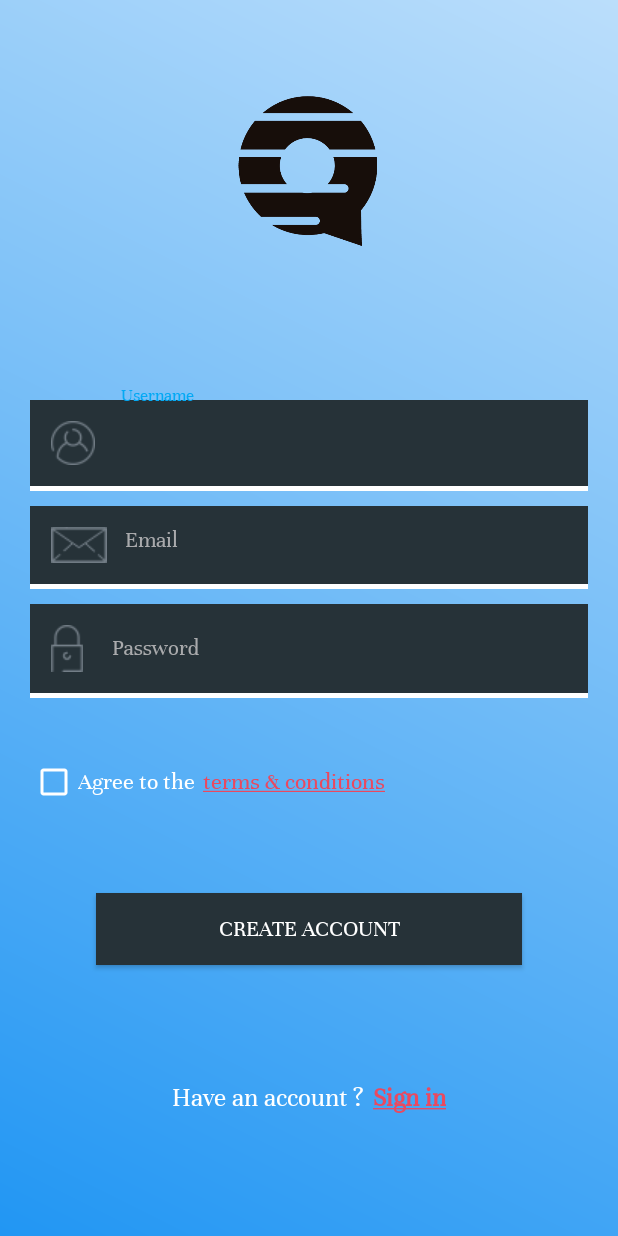
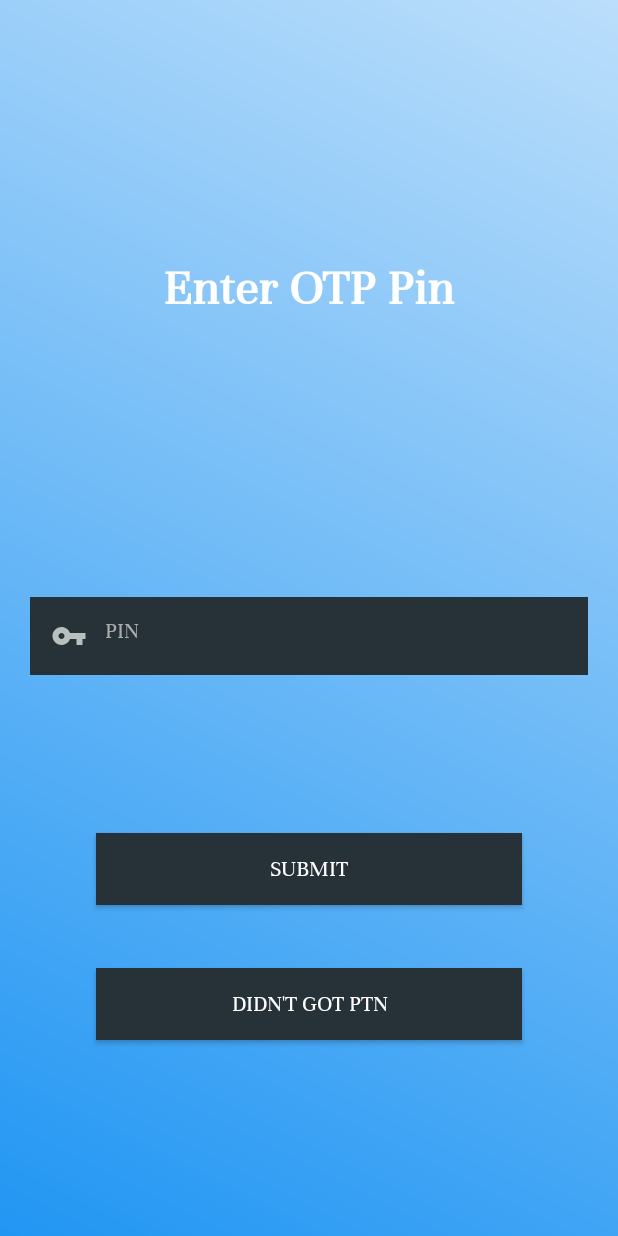
Before and after one commit to ahmedishtiaq9777/QuickMart_final, an Android app: the Signup screen opened directly, with no data from a screen before it, after a tap on "CREATE ACCOUNT", on a phone screen of 412 x 824 dp. Run offline under Robolectric (Android 15) with nearby library versions, the phone set to English and light mode, and no system bars; our stand-ins replace Volley; libraries missing offline, so code that uses them is left out: com.basgeekball.awesomevalidation; network calls fail; 5 statements that could not run were skipped.

Commit message:
-OTP Feature

```diff
--- a/app/build.gradle
+++ b/app/build.gradle
@@ -51,6 +51,8 @@ dependencies {
     implementation 'com.mikhaellopez:circularimageview:4.2.0'
     implementation "com.airbnb.android:lottie:3.4.1"
     implementation 'com.mikhaellopez:circularimageview:4.2.0'
+    implementation 'com.squareup.okhttp3:okhttp:4.8.1'
+
 
 
 }
--- a/app/src/main/java/com/demotxt/myapp/recyclerview/activity/Signup.java
+++ b/app/src/main/java/com/demotxt/myapp/recyclerview/activity/Signup.java
@@ -1,7 +1,10 @@
 package com.demotxt.myapp.recyclerview.activity;
 
+import android.content.Context;
 import android.content.Intent;
+import android.content.SharedPreferences;
 import android.os.Bundle;
+import android.preference.PreferenceManager;
 import android.util.Log;
 import android.view.View;
 import android.widget.AdapterView;
@@ -14,6 +17,7 @@ import android.widget.Toast;
 
 import androidx.annotation.Nullable;
 import androidx.appcompat.app.AppCompatActivity;
+import androidx.constraintlayout.widget.ConstraintLayout;
 
 import com.android.volley.AuthFailureError;
 import com.android.volley.Request;
@@ -24,11 +28,16 @@ import com.android.volley.toolbox.StringRequest;
 import com.android.volley.toolbox.Volley;
 import com.basgeekball.awesomevalidation.AwesomeValidation;
 import com.basgeekball.awesomevalidation.utility.RegexTemplate;
+import com.demotxt.myapp.recyclerview.MainActivity;
 import com.demotxt.myapp.recyclerview.R;
 
 import org.json.JSONException;
 import org.json.JSONObject;
 
+import java.net.MalformedURLException;
+import java.net.URISyntaxException;
+import java.net.URL;
+import java.security.SecureRandom;
 import java.util.Arrays;
 import java.util.HashMap;
 import java.util.Map;
@@ -40,8 +49,17 @@ public class Signup extends AppCompatActivity {
 
     TextView signin;
     Button signup;
-    EditText email, password, userName;
+    EditText phone, password, userName;
     AwesomeValidation awesomeValidation;
+    //for Auth
+    int randomNumber;
+    int range = 9;  // to generate a single number with this range, by default its 0..9
+    int length = 4;
+    ConstraintLayout lyt_SignUP, lyt_Auth;
+    EditText OTP_Txt;
+    int userPin;
+    Button AuthSubmit_Btn;
+    Boolean isOTPSuccess = false;
 
     @Override
     protected void onCreate(@Nullable Bundle savedInstanceState) {
@@ -57,16 +75,29 @@ public class Signup extends AppCompatActivity {
         signin = (TextView) findViewById(R.id.signin);
         signup = (Button) findViewById(R.id.signin1);
         userName = (EditText) findViewById(R.id.usernamee);
-        email = (EditText) findViewById(R.id.emaill);
+        phone = (EditText) findViewById(R.id.emaill);
         password = (EditText) findViewById(R.id.passwordd);
+        lyt_Auth = findViewById(R.id.lyt_Auth);
+        lyt_SignUP = findViewById(R.id.lyt_SignUp);
+        AuthSubmit_Btn = findViewById(R.id.Submit_Auth);
+        OTP_Txt = findViewById(R.id.Txt_Pin);
+
         //
         signup.setOnClickListener(new View.OnClickListener() {
             @Override
             public void onClick(View v) {
                 try {
+
+                    //To Generate random no.
+                    lyt_SignUP.setVisibility(View.GONE);
+                    lyt_Auth.setVisibility(View.VISIBLE);
+                    generateRandomNumber();
+
+                    //Check Pin
+                    AuthCheck();
+
                     final RequestQueue requestQueue = Volley.newRequestQueue(getApplicationContext());
-                    // String url = "http:// 192.168.10.13:64077/api/login";
-                    //String url="https://api.myjson.com/bins/kp9wz";
+
                     String url = hostinglink + "/Home/signup";
 
                     StringRequest rRequest = new StringRequest(Request.Method.POST, url,
@@ -78,10 +109,12 @@ public class Signup extends AppCompatActivity {
 
                                     String result = response.toString().substring(1, size - 1);
 
+                                    if (isOTPSuccess = true) {
+
                                         if (result.toString().equals("registered")) {
                                             finish();
+
                                             Intent intent = new Intent(Signup.this, MainActivity2.class);
-
                                             startActivity(intent);
                                         }
                                         if (result.toString().equals("alreadyregistered")) {
@@ -89,6 +122,9 @@ public class Signup extends AppCompatActivity {
                                         } else {
                                             Log.i("API-ERROR", "error");
                                             Toast.makeText(getApplicationContext(), "error" + response.toString(), Toast.LENGTH_SHORT).show();
+                                        }
+                                    } else {
+                                        Toast.makeText(Signup.this, "OTP Error", Toast.LENGTH_SHORT).show();
                                     }
                                 }
                             },
@@ -105,7 +141,7 @@ public class Signup extends AppCompatActivity {
                         protected Map<String, String> getParams() {
                             Map<String, String> params = new HashMap<String, String>();
 
-                            params.put("email", email.getText().toString());
+                            params.put("email", phone.getText().toString());
                             params.put("password", password.getText().toString());
                             return params;
                         }
@@ -139,4 +175,86 @@ public class Signup extends AppCompatActivity {
         });
 
     }
+
+    public void AuthCheck() {
+        userPin = Integer.parseInt(OTP_Txt.getText().toString());
+
+        AuthSubmit_Btn.setOnClickListener(new View.OnClickListener() {
+            @Override
+            public void onClick(View v) {
+                if (userPin == 0) {
+                    Toast.makeText(Signup.this, "Please Enter OTP Code In InputField", Toast.LENGTH_SHORT).show();
+
+                } else {
+
+                    if (userPin == randomNumber) {
+                        isOTPSuccess = true;
+
+                    } else {
+                        Toast.makeText(getApplicationContext(), "You Entered the Wrong Pin", Toast.LENGTH_SHORT).show();
+                        lyt_Auth.setVisibility(View.GONE);
+                        lyt_SignUP.setVisibility(View.VISIBLE);
                     }
+                }
+            }
+        });
+    }
+
+    //To Generate a Random 4 Digit PIN
+    public int generateRandomNumber() {
+        SecureRandom secureRandom = new SecureRandom();
+        String s = "";
+        for (int i = 0; i < length; i++) {
+            int number = secureRandom.nextInt(range);
+            if (number == 0 && i == 0) { // to prevent the Zero to be the first number as then it will reduce the length of generated pin to three or even more if the second or third number came as zeros
+                i = -1;
+                continue;
+            }
+            s = s + number;
+        }
+        randomNumber = Integer.parseInt(s);
+        OTPPref();
+        SendOTP_PIN();
+        return randomNumber;
+    }
+
+    //To save OTP Pin in Shared Pred
+    public void OTPPref() {
+        SharedPreferences preferences = PreferenceManager.getDefaultSharedPreferences(getApplicationContext());
+        SharedPreferences.Editor editor = preferences.edit();
+        editor.putInt("OTP_PIN", randomNumber);
+        editor.commit();
+    }
+
+    //To Send Msg to User
+    public void SendOTP_PIN() {
+
+        String msg = "OTP Code " + randomNumber;
+
+        String url = "http://sendpk.com" +
+                "/api/sms.php?" +
+                "username=" + "923338767324" +
+                "&password=" + "Ahmadbutt321" +
+                "&sender=" + "QuickMart" +
+                "&mobile=" + phone + "&message=" + msg;
+
+        RequestQueue queue = Volley.newRequestQueue(getApplicationContext());
+
+        StringRequest stringRequest = new StringRequest(Request.Method.GET, url,
+                new Response.Listener<String>() {
+                    @Override
+                    public void onResponse(String response) {
+                        Toast.makeText(getApplicationContext(), "Success in Volley", Toast.LENGTH_SHORT).show();
+                    }
+                }, new Response.ErrorListener() {
+            @Override
+            public void onErrorResponse(VolleyError error) {
+                // enjoy your error status
+                Toast.makeText(getApplicationContext(), "Error in Volley", Toast.LENGTH_SHORT).show();
+            }
+        });
+
+        queue.add(stringRequest);
+    }
+
+}
--- /dev/null
+++ b/app/src/main/res/drawable/ic_key_black_24dp.xml
@@ -0,0 +1,5 @@
+<vector android:height="24dp" android:tint="#B8BFBE"
+    android:viewportHeight="24.0" android:viewportWidth="24.0"
+    android:width="24dp" xmlns:android="http://schemas.android.com/apk/res/android">
+    <path android:fillColor="#FF000000" android:pathData="M12.65,10C11.83,7.67 9.61,6 7,6c-3.31,0 -6,2.69 -6,6s2.69,6 6,6c2.61,0 4.83,-1.67 5.65,-4H17v4h4v-4h2v-4H12.65zM7,14c-1.1,0 -2,-0.9 -2,-2s0.9,-2 2,-2 2,0.9 2,2 -0.9,2 -2,2z"/>
+</vector>
--- a/app/src/main/res/layout/activitysignup.xml
+++ b/app/src/main/res/layout/activitysignup.xml
@@ -6,6 +6,17 @@
     android:layout_height="match_parent"
     android:background="@drawable/gradient"
     android:padding="4dp">
+
+    <androidx.constraintlayout.widget.ConstraintLayout
+        android:id="@+id/lyt_SignUp"
+        android:layout_width="match_parent"
+        android:layout_height="match_parent"
+        android:visibility="visible"
+        app:layout_constraintBottom_toBottomOf="parent"
+        app:layout_constraintEnd_toEndOf="parent"
+        app:layout_constraintStart_toStartOf="parent"
+        app:layout_constraintTop_toTopOf="parent">
+
 
         <ImageView
             android:id="@+id/logo_Img"
@@ -75,7 +86,8 @@
                     android:drawableLeft="@drawable/email"
                     android:drawablePadding="12dp"
                     android:gravity="left"
-                android:hint="Email"
+                    android:hint="Phone No."
+                    android:inputType="numberSigned"
                     android:lines="1"
                     android:padding="14dp"
                     android:textColor="@color/white"
@@ -230,5 +242,109 @@
                 />
         </LinearLayout>
 
+    </androidx.constraintlayout.widget.ConstraintLayout>
+
+    <androidx.constraintlayout.widget.ConstraintLayout
+        android:id="@+id/lyt_Auth"
+        android:layout_width="match_parent"
+        android:layout_height="match_parent"
+        android:visibility="gone"
+        app:layout_constraintBottom_toBottomOf="parent"
+        app:layout_constraintEnd_toEndOf="parent"
+        app:layout_constraintStart_toStartOf="parent"
+        app:layout_constraintTop_toTopOf="parent">
+
+
+        <TextView
+            android:layout_width="wrap_content"
+            android:layout_height="wrap_content"
+            android:text="Enter OTP Pin"
+            android:textColor="@color/white"
+            android:textSize="34dp"
+            android:textStyle="bold"
+            app:layout_constraintBottom_toTopOf="@+id/linearLayout4"
+            app:layout_constraintEnd_toEndOf="parent"
+            app:layout_constraintStart_toStartOf="parent"
+            app:layout_constraintTop_toTopOf="parent" />
+
+        <LinearLayout
+            android:id="@+id/linearLayout4"
+            android:layout_width="match_parent"
+            android:layout_height="wrap_content"
+            android:layout_margin="8dp"
+            android:orientation="vertical"
+            android:padding="8dp"
+            app:layout_constraintBottom_toBottomOf="parent"
+            app:layout_constraintEnd_toEndOf="parent"
+            app:layout_constraintStart_toStartOf="parent"
+            app:layout_constraintTop_toTopOf="parent"
+            app:layout_constraintVertical_bias="0.51">
+
+            <com.google.android.material.textfield.TextInputLayout
+                android:layout_width="match_parent"
+                android:layout_height="wrap_content"
+                android:textColor="@color/colortext"
+                android:textColorHint="@color/colorhint">
+
+                <EditText
+                    android:id="@+id/Txt_Pin"
+                    android:layout_width="match_parent"
+                    android:layout_height="wrap_content"
+                    android:background="@color/blue_grey_900"
+                    android:drawableLeft="@drawable/ic_key_black_24dp"
+                    android:drawablePadding="12dp"
+                    android:gravity="left"
+                    android:hint="PIN"
+                    android:inputType="numberSigned"
+                    android:lines="1"
+                    android:padding="14dp"
+                    android:textColor="@color/white"
+                    android:textColorHint="@color/white"
+                    android:textSize="@dimen/text" />
+
+            </com.google.android.material.textfield.TextInputLayout>
+
+
+        </LinearLayout>
+
+        <Button
+            android:id="@+id/Submit_Auth"
+            android:layout_width="match_parent"
+            android:layout_height="wrap_content"
+            android:layout_marginStart="60dp"
+            android:layout_marginEnd="60dp"
+            android:background="@color/blue_grey_900"
+            android:gravity="center"
+            android:padding="10dp"
+            android:text="@string/SubmitBtn"
+            android:textColor="#fff"
+            android:textSize="@dimen/text"
+            app:layout_constraintBottom_toBottomOf="parent"
+            app:layout_constraintEnd_toEndOf="parent"
+            app:layout_constraintStart_toStartOf="parent"
+            app:layout_constraintTop_toBottomOf="@+id/linearLayout4"
+            app:layout_constraintVertical_bias="0.31" />
+
+        <Button
+            android:id="@+id/OTP_AgainBtn"
+            android:layout_width="match_parent"
+            android:layout_height="wrap_content"
+            android:layout_marginStart="60dp"
+            android:layout_marginEnd="60dp"
+            android:background="@color/blue_grey_900"
+            android:gravity="center"
+            android:padding="10dp"
+            android:text="Didn't Got PTN"
+            android:textColor="#fff"
+            android:textSize="@dimen/text"
+            app:layout_constraintBottom_toBottomOf="parent"
+            app:layout_constraintEnd_toEndOf="@+id/Submit_Auth"
+            app:layout_constraintStart_toStartOf="@+id/Submit_Auth"
+            app:layout_constraintTop_toBottomOf="@+id/Submit_Auth"
+            app:layout_constraintVertical_bias="0.25" />
+
 
     </androidx.constraintlayout.widget.ConstraintLayout>
+
+
+</androidx.constraintlayout.widget.ConstraintLayout>
```
Also changed, not shown: app/src/main/res/drawable/customborder.xml (added, +7 -0 lines), app/src/main/res/layout/activity_auth_.xml (added, +84 -0 lines). Lines whose indentation alone changed are shown as unchanged.
